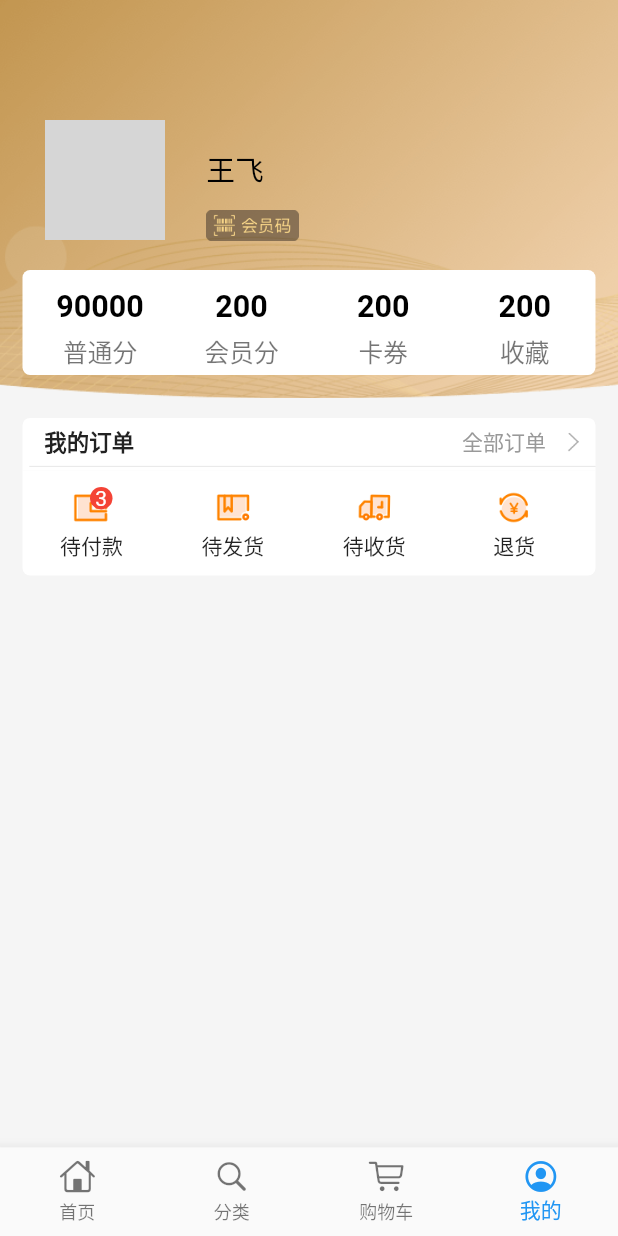
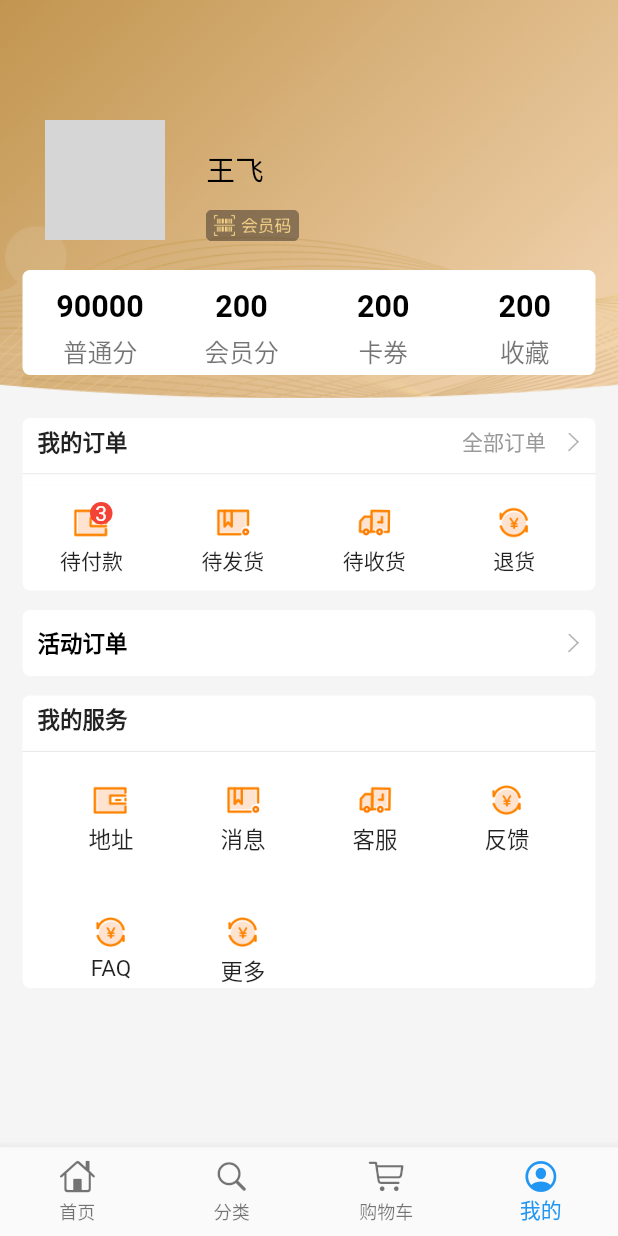
Before and after one commit to jack9095/flutter_app, a Flutter app: the screen it shows after launch, item 4 of the bottom bar chosen, on a phone screen of 412 x 824 dp. Run offline on Flutter 3.47's test engine with Material 2 defaults, Android fonts, the phone set to English and light mode, and no system bars; our stand-ins replace dio, flutter_easyrefresh, flutter_screenutil, flutter_swiper, toast, webview_flutter; network calls fail; grey boxes are pictures that could not be loaded.

Commit message:
我的页面的开发完成

```diff
--- a/lib/bean/mine_bean.dart
+++ b/lib/bean/mine_bean.dart
@@ -57,4 +57,45 @@ class MineBean {
     lists.add(map);
     return lists;
   }
+
+  List<Map> getService(){
+    lists = List();
+    map = Map();
+
+    map['image'] = "images/mine_made.png";
+    map['title'] = "地址";
+    map['visible'] = false;
+    lists.add(map);
+
+    map = Map();
+    map['image'] = "images/mine_shipped.png";
+    map['title'] = "消息";
+    map['visible'] = true;
+    lists.add(map);
+
+    map = Map();
+    map['image'] = "images/mine_received.png";
+    map['title'] = "客服";
+    map['visible'] = true;
+    lists.add(map);
+
+    map = Map();
+    map['image'] = "images/mine_good.png";
+    map['title'] = "反馈";
+    map['visible'] = true;
+    lists.add(map);
+
+    map = Map();
+    map['image'] = "images/mine_good.png";
+    map['title'] = "FAQ";
+    map['visible'] = true;
+    lists.add(map);
+
+    map = Map();
+    map['image'] = "images/mine_good.png";
+    map['title'] = "更多";
+    map['visible'] = true;
+    lists.add(map);
+    return lists;
+  }
 }
--- a/lib/shop/mine_page.dart
+++ b/lib/shop/mine_page.dart
@@ -2,9 +2,11 @@ import 'package:flutter/material.dart';
 import 'package:flutter/cupertino.dart';
 import 'package:flutter/services.dart';
 import 'package:flutter_app/bean/mine_bean.dart';
+import 'package:flutter_app/widget/mine/activity_order.dart';
 import 'package:flutter_app/widget/mine/mine_user_view.dart';
 import 'package:flutter_app/widget/mine/order_title_widget.dart';
 import 'package:flutter_app/widget/mine/order_widget.dart';
+import 'package:flutter_app/widget/mine/service_widget.dart';
 import 'package:flutter_app/widget/mine/ticket_list_widget.dart';
 import 'package:flutter_screenutil/flutter_screenutil.dart';
 
@@ -34,7 +36,7 @@ class _MinePageState extends State<MinePage> {
         // 垂直方向滚动
         scrollDirection: Axis.vertical,
         padding: EdgeInsets.fromLTRB(0, 0, 0, 0),
-        physics: BouncingScrollPhysics(),
+//        physics: BouncingScrollPhysics(), // 实现ios 底部和顶部回弹效果
 
         child: Container(
           child: Column(
@@ -65,10 +67,26 @@ class _MinePageState extends State<MinePage> {
               ),
 
               // 我的订单
-              OrderTitleWidget(),
+              OrderTitleWidget(title:'我的订单',isArrow: false),
               OrderWidget(
                 lists: MineBean().getOrder(),
               ),
+
+              SizedBox(
+                height: 13,
+              ),
+
+              // 活动订单
+              ActivityOrderWidget(),
+
+              SizedBox(
+                height: 13,
+              ),
+
+              // 我的服务
+              OrderTitleWidget(title: '我的服务',isArrow: true,),
+              ServiceWidget(lists: MineBean().getService(),),
+
             ],
           ),
         ),
--- /dev/null
+++ b/lib/widget/mine/activity_order.dart
@@ -0,0 +1,34 @@
+import 'package:flutter/material.dart';
+
+class ActivityOrderWidget extends StatelessWidget {
+  @override
+  Widget build(BuildContext context) {
+    return Container(
+      margin: EdgeInsets.fromLTRB(15, 0, 15, 0),
+      padding: EdgeInsets.fromLTRB(10, 0, 10, 0),
+      decoration: BoxDecoration(
+        borderRadius: BorderRadius.all(Radius.circular(5.0)),
+        color: Colors.white,
+      ),
+      height: 44,
+      child: Row(
+        mainAxisAlignment: MainAxisAlignment.spaceBetween,
+        crossAxisAlignment: CrossAxisAlignment.center,
+        children: <Widget>[
+          Text(
+            '活动订单',
+            style: TextStyle(
+                fontWeight: FontWeight.bold,
+                fontSize: 15,
+                color: Color.fromARGB(255, 0, 0, 0)),
+          ),
+          Image.asset(
+            'images/mine_arrow.png',
+            height: 15,
+            width: 18,
+          ),
+        ],
+      ),
+    );
+  }
+}
--- a/lib/widget/mine/mine_user_view.dart
+++ b/lib/widget/mine/mine_user_view.dart
@@ -21,6 +21,12 @@ class UserWidget extends StatelessWidget {
       width: 80.0,
     );
   }
+
+  // 圆形头像
+//    CircleAvatar(
+//      backgroundImage: NetworkImage( 'url'),
+//      radius: 100,
+//    ),
 
   @override
   Widget build(BuildContext context) {
--- a/lib/widget/mine/order_title_widget.dart
+++ b/lib/widget/mine/order_title_widget.dart
@@ -2,11 +2,16 @@ import 'package:flutter/material.dart';
 
 class OrderTitleWidget extends StatelessWidget {
 
+  final String title;
+  final bool isArrow;
+
+  const OrderTitleWidget({Key key, this.title, this.isArrow}) : super(key: key);
+
   @override
   Widget build(BuildContext context) {
     return Container(
-      padding: EdgeInsets.fromLTRB(4.5, 0, 0, 0),
-      height: 35,
+      padding: EdgeInsets.fromLTRB(0, 0, 0, 0),
+      height: 45,
       margin: EdgeInsets.fromLTRB(15, 0, 15, 0),
       decoration: BoxDecoration(
         borderRadius: BorderRadius.only(topLeft:Radius.circular(5.0),topRight: Radius.circular(5.0)),
@@ -22,7 +27,7 @@ class OrderTitleWidget extends StatelessWidget {
               Container(
                 margin: EdgeInsets.fromLTRB(10, 5, 0, 0),
                 child: Text(
-                  '我的订单',
+                  title,
                   style: TextStyle(
                     fontSize: 15,
                     fontWeight: FontWeight.bold,
@@ -30,7 +35,9 @@ class OrderTitleWidget extends StatelessWidget {
                 ),
               ),
 
-              Container(
+              Offstage(
+                offstage: isArrow,  // true 隐藏 false 显示
+                child: Container(
                   margin: EdgeInsets.fromLTRB(10, 5, 10, 0),
                   child: Row(
                     children: <Widget>[
@@ -48,11 +55,12 @@ class OrderTitleWidget extends StatelessWidget {
                     ],
                   ),
                 ),
+              ),
 
             ],
           ),
           Container(
-            margin: EdgeInsets.fromLTRB(0, 5, 0, 0),
+            margin: EdgeInsets.fromLTRB(0, 10, 0, 0),
             color: Colors.black12,
             height: 0.5,
           ),
--- a/lib/widget/mine/order_widget.dart
+++ b/lib/widget/mine/order_widget.dart
@@ -6,12 +6,6 @@ class OrderWidget extends StatelessWidget {
   const OrderWidget({Key key, this.lists}) : super(key: key);
 
   Widget _orderView(image, title, visible) {
-
-    // 圆形头像
-//    CircleAvatar(
-//      backgroundImage: NetworkImage( 'url'),
-//      radius: 100,
-//    ),
 
     return Container(
       margin: EdgeInsets.fromLTRB(20, 0, 0, 0),
--- /dev/null
+++ b/lib/widget/mine/service_widget.dart
@@ -0,0 +1,47 @@
+import 'package:flutter/material.dart';
+
+class ServiceWidget extends StatelessWidget {
+  final List<Map> lists;
+
+  const ServiceWidget({Key key, this.lists}) : super(key: key);
+
+  Widget _serviceView(image, title) {
+    return Container(
+      child: Column(
+        mainAxisAlignment: MainAxisAlignment.start,
+        crossAxisAlignment: CrossAxisAlignment.center,
+        children: <Widget>[
+          Image.asset(image,
+            height: 30,
+            width: 40,),
+          Text(
+            title,
+            style: TextStyle(fontSize: 15),
+          ),
+        ],
+      ),
+    );
+  }
+
+  @override
+  Widget build(BuildContext context) {
+    return Container(
+      margin: EdgeInsets.fromLTRB(15, 0, 15, 0),
+      height: 150,
+      decoration: BoxDecoration(
+        color: Colors.white,
+          borderRadius: BorderRadius.only(
+        bottomLeft: Radius.circular(5.0),
+        bottomRight: Radius.circular(5.0),
+      )),
+      child: GridView.count(
+        padding: EdgeInsets.fromLTRB(15, 10, 15, 0),
+        physics: const NeverScrollableScrollPhysics(), // 禁止滑动
+        crossAxisCount: 4,
+        children: lists.map((item) {
+          return _serviceView(item['image'], item['title']);
+        }).toList(),
+      ),
+    );
+  }
+}
```
Lines whose indentation alone changed are shown as unchanged.
